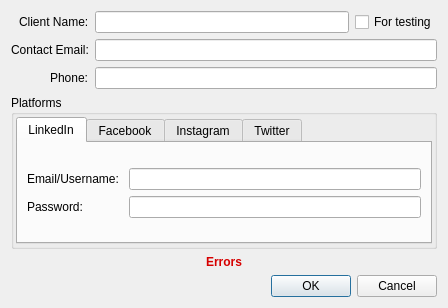
Before: the Qt Designer form src/gui/ui/newclientdialog.ui in smalbadger/social, drawn with Qt 5.
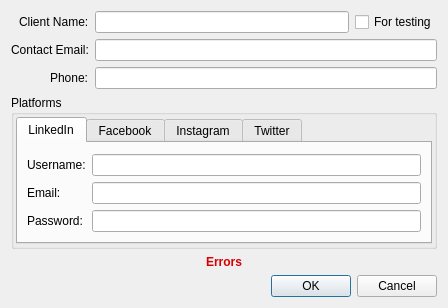
After: the same form once the commit is applied. The open tabs and pages were chosen to show the change.

Commit message: Finished client creation and fixed up the GUI a bit.

```diff
--- a/src/gui/ui/newclientdialog.ui
+++ b/src/gui/ui/newclientdialog.ui
@@ -101,21 +101,21 @@
             <item row="0" column="0">
              <widget class="QLabel" name="label_2">
               <property name="text">
-               <string>Email/Username: </string>
+               <string>Username:</string>
               </property>
              </widget>
             </item>
             <item row="0" column="1">
              <widget class="QLineEdit" name="linkedInUsername"/>
             </item>
-            <item row="1" column="0">
+            <item row="2" column="0">
              <widget class="QLabel" name="label_3">
               <property name="text">
                <string>Password:</string>
               </property>
              </widget>
             </item>
-            <item row="1" column="1">
+            <item row="2" column="1">
              <widget class="QLineEdit" name="linkedInPassword">
               <property name="inputMethodHints">
                <set>Qt::ImhNoAutoUppercase|Qt::ImhNoPredictiveText|Qt::ImhSensitiveData</set>
@@ -125,6 +125,16 @@
               </property>
              </widget>
             </item>
+            <item row="1" column="0">
+             <widget class="QLabel" name="label_12">
+              <property name="text">
+               <string>Email:</string>
+              </property>
+             </widget>
+            </item>
+            <item row="1" column="1">
+             <widget class="QLineEdit" name="linkedInEmail"/>
+            </item>
            </layout>
           </item>
          </layout>
```
Left out of the diff: 8 changed lines with no effect on the pictures. The commit also changes 4 other files.
